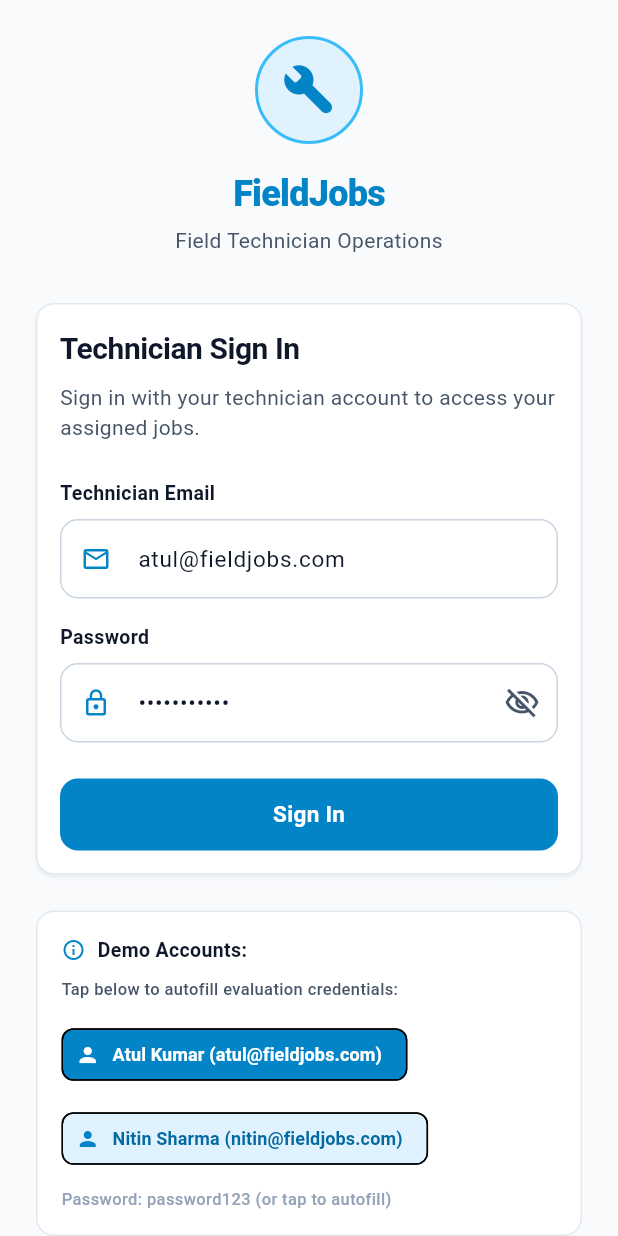
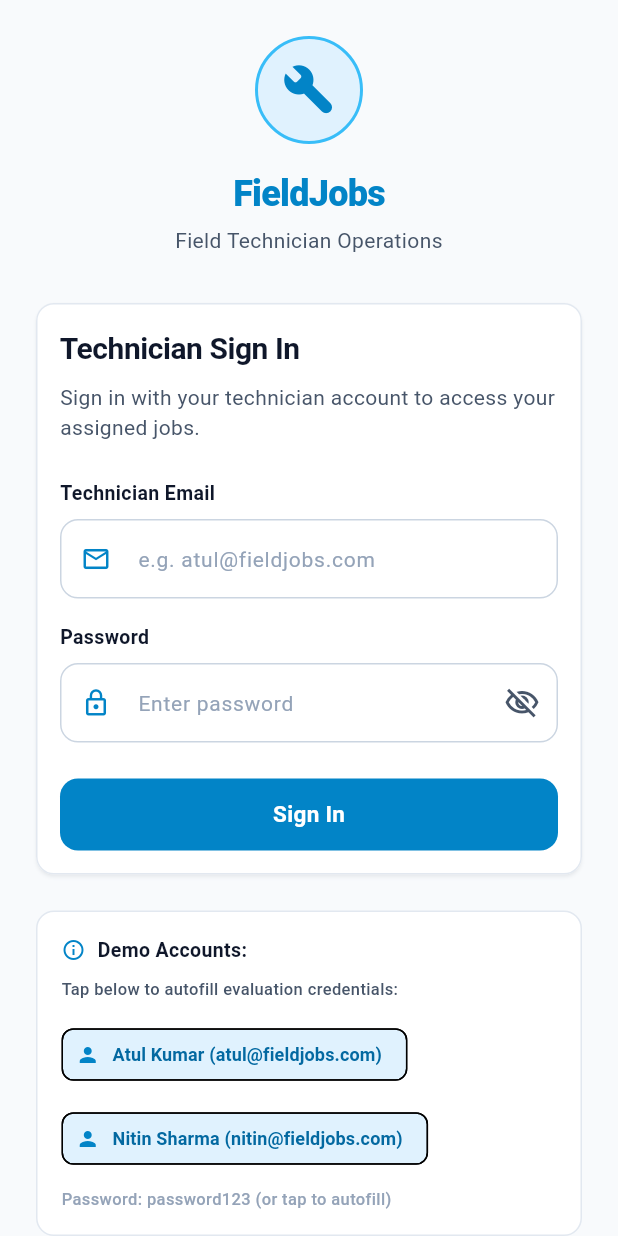
Before and after one commit to atul-k01/fieldJobs, a Flutter app: the screen it shows after launch, on a phone screen of 412 x 824 dp. Run offline on Flutter 3.47's test engine with Material 3 defaults, Android fonts, the phone set to English and light mode, and no system bars; our stand-ins replace connectivity_plus, flutter_riverpod, flutter_secure_storage, image_picker, sqflite, supabase_flutter; accounts and stored records are empty.

Commit message:
feat: professional multi-source auth, strict password validation, empty initial inputs, and custom user support

```diff
--- a/lib/core/constants/app_strings.dart
+++ b/lib/core/constants/app_strings.dart
@@ -14,6 +14,13 @@ class AppStrings {
   static const String emailLabel = 'Technician Email';
   static const String emailHint = 'e.g. atul@fieldjobs.com';
   static const String passwordLabel = 'Password';
+  static const String passwordHint = 'Enter password';
+  static const String emailRequired = 'Technician email is required';
+  static const String passwordRequired = 'Password is required';
+  static const String invalidEmail = 'Please enter a valid email address';
+  static const String passwordTooShort = 'Password must be at least 4 characters';
+  static const String incorrectPassword = 'Incorrect password. Please try again.';
+  static const String userNotFound = 'Technician account not found. Please verify your credentials.';
   static const String loginButton = 'Sign In';
   static const String loggingIn = 'Signing in...';
   static const String demoAccountsNotice = 'Demo Accounts:';
--- a/lib/features/auth/presentation/login_screen.dart
+++ b/lib/features/auth/presentation/login_screen.dart
@@ -19,8 +19,8 @@ class LoginScreen extends ConsumerStatefulWidget {
 
 class _LoginScreenState extends ConsumerState<LoginScreen> {
   final _formKey = GlobalKey<FormState>();
-  final _emailController = TextEditingController(text: 'atul@fieldjobs.com');
-  final _passwordController = TextEditingController(text: 'password123');
+  final _emailController = TextEditingController();
+  final _passwordController = TextEditingController();
   bool _obscurePassword = true;
 
   @override
@@ -127,7 +127,10 @@ class _LoginScreenState extends ConsumerState<LoginScreen> {
                             keyboardType: TextInputType.emailAddress,
                             validator: (val) {
                               if (val == null || val.trim().isEmpty) {
-                                return 'Email is required';
+                                return AppStrings.emailRequired;
+                              }
+                              if (!val.contains('@')) {
+                                return AppStrings.invalidEmail;
                               }
                               return null;
                             },
@@ -138,7 +141,7 @@ class _LoginScreenState extends ConsumerState<LoginScreen> {
                           CustomTextField(
                             controller: _passwordController,
                             label: AppStrings.passwordLabel,
-                            hintText: 'Enter password',
+                            hintText: AppStrings.passwordHint,
                             prefixIcon: Icons.lock_outline,
                             obscureText: _obscurePassword,
                             suffixIcon: IconButton(
@@ -156,7 +159,10 @@ class _LoginScreenState extends ConsumerState<LoginScreen> {
                             ),
                             validator: (val) {
                               if (val == null || val.trim().isEmpty) {
-                                return 'Password is required';
+                                return AppStrings.passwordRequired;
+                              }
+                              if (val.trim().length < 4) {
+                                return AppStrings.passwordTooShort;
                               }
                               return null;
                             },
```
Also changed, not shown: lib/features/auth/data/auth_repository.dart (+101 -8 lines).
